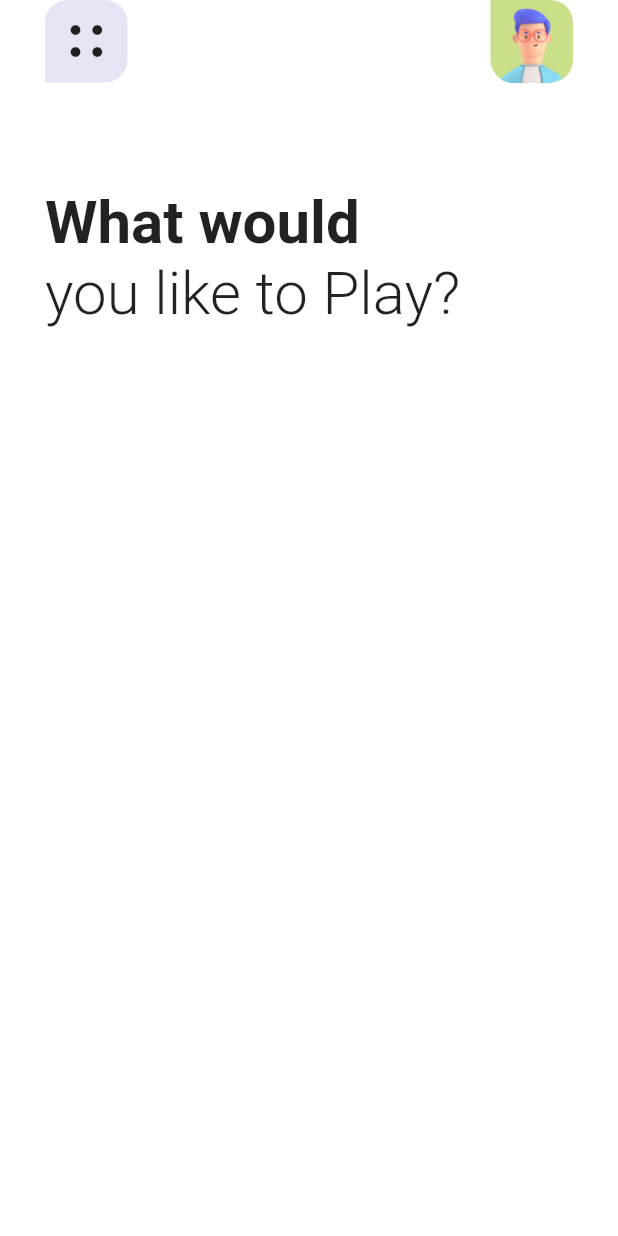
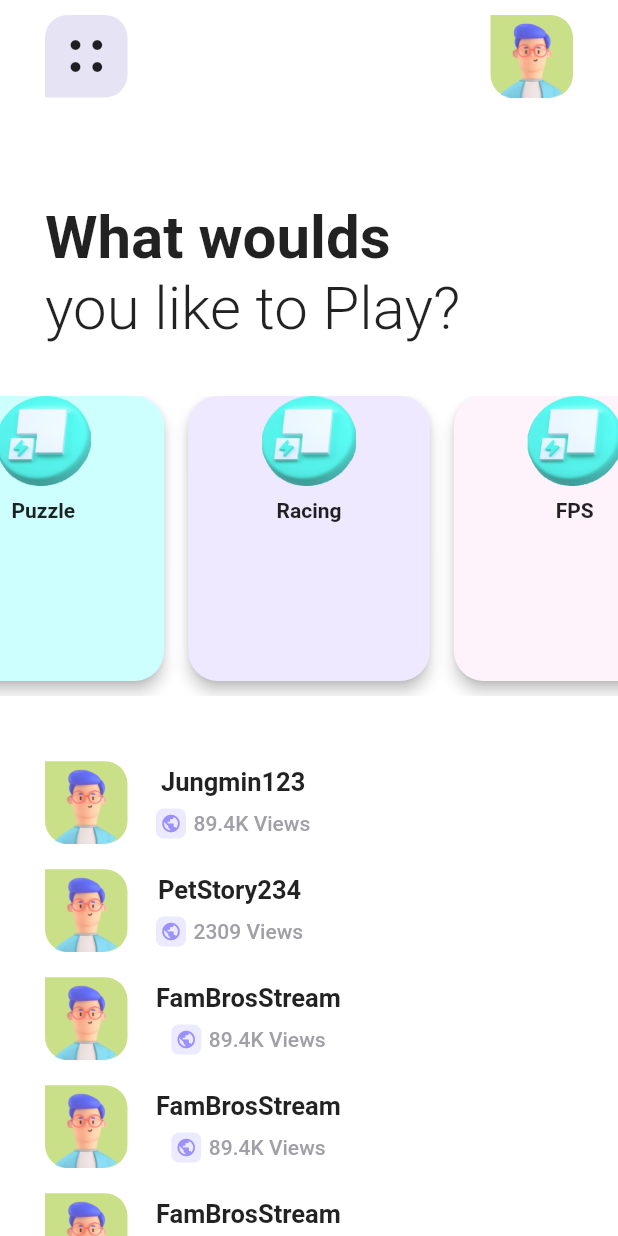
Before and after one commit to hipsterreed/portfolio, a Flutter app: the screen it shows after launch, on a phone screen of 412 x 824 dp. Run offline on Flutter 3.47's test engine with Material 2 defaults, Android fonts, the phone set to English and light mode, and no system bars.

Commit message:
Added scrollable game category cards

```diff
--- a/lib/pages/dribbble_implementations/game_streaming_app/game_streaming_app_page.dart
+++ b/lib/pages/dribbble_implementations/game_streaming_app/game_streaming_app_page.dart
@@ -1,4 +1,5 @@
 import 'package:flutter/material.dart';
+import 'package:flutter/rendering.dart';
 
 class GameStreamingApp extends StatefulWidget {
   GameStreamingApp({Key key}) : super(key: key);
@@ -8,25 +9,57 @@ class GameStreamingApp extends StatefulWidget {
 }
 
 class _GameStreamingAppState extends State<GameStreamingApp> {
+  PageController pageController;
+  double pageOffset = 0;
+
+  @override
+  void initState() {
+    super.initState();
+    pageController = PageController(initialPage: 1, keepPage: true, viewportFraction: 0.43);
+    pageController.addListener(() {
+      setState(() => pageOffset = pageController.page);
+    });
+  }
+
+  @override
+  void dispose() {
+    pageController.dispose();
+    super.dispose();
+  }
+
   @override
   Widget build(BuildContext context) {
+    const double horizontalPadding = 30.0;
     return SafeArea(
       child: Scaffold(
         backgroundColor: Colors.white,
-        body: Padding(
-          padding: const EdgeInsets.symmetric(horizontal: 30.0),
+        body: SingleChildScrollView(
           child: Column(children: [
-            _buildHeaderBar(),
+            SizedBox(height: 10.0),
+            Padding(
+              padding: const EdgeInsets.symmetric(horizontal: horizontalPadding),
+              child: _buildHeaderBarWidget(),
+            ),
             SizedBox(height: 70.0),
-            _buildHeaderText(),
+            Padding(
+              padding: const EdgeInsets.symmetric(horizontal: horizontalPadding),
+              child: _buildHeaderTextWidget(),
+            ),
+            SizedBox(height: 35.0),
+            _buildGameListWidget(),
+            SizedBox(height: 35.0),
+            Padding(
+              padding: const EdgeInsets.symmetric(horizontal: horizontalPadding),
+              child: _buildLiveChannelList(),
+            ),
           ]),
         ),
       ),
     );
   }
 
-  /* START HEADER BAR */
-  Widget _buildHeaderBar() {
+  /* START HEADER BAR WIDGET */
+  Widget _buildHeaderBarWidget() {
     double containerSize = 55.0;
 
     return Row(
@@ -63,27 +96,139 @@ class _GameStreamingAppState extends State<GameStreamingApp> {
     Radius borderRadius = Radius.circular(15.0);
     return InkWell(
       child: Container(
-          width: containerSize,
-          height: containerSize,
-          decoration: BoxDecoration(
-            color: const Color(0xffc9e088),
-            borderRadius:
-                BorderRadius.only(bottomLeft: borderRadius, topRight: borderRadius, bottomRight: borderRadius),
-          ),
-          child: Image(image: AssetImage('assets/images/dribbble_game_streaming_app.png'))),
+        width: containerSize,
+        height: containerSize,
+        decoration: BoxDecoration(
+          color: const Color(0xffc9e088),
+          borderRadius: BorderRadius.only(bottomLeft: borderRadius, topRight: borderRadius, bottomRight: borderRadius),
+        ),
+        child: Image(image: AssetImage('assets/images/dribbble_game_streaming_app.png')),
+      ),
     );
   }
 
-  /* END HEADER BAR */
+  /* END HEADER BAR WIDGET */
 
-  /* START HEADER TEXT */
-  Widget _buildHeaderText() {
+  /* START HEADER TEXT WIDGET */
+  Widget _buildHeaderTextWidget() {
     return Column(
       crossAxisAlignment: CrossAxisAlignment.stretch,
       children: [
-        Text('What would', style: TextStyle(fontSize: 40.0, fontWeight: FontWeight.bold)),
+        Text('What woulds', style: TextStyle(fontSize: 40.0, fontWeight: FontWeight.bold)),
         Text('you like to Play?', style: TextStyle(fontSize: 40.0, fontWeight: FontWeight.w300)),
       ],
     );
   }
+
+  /* END HEADER TEXT WIDGET */
+
+  /* START GAMES LIST WIDGET */
+  Widget _buildGameListWidget() {
+    List<Map<String, dynamic>> games = [
+      {'name': 'Puzzle', 'color': Color(0xffcdfffe), 'imagePath': 'assets/images/power_teal.png'},
+      {'name': 'Racing', 'color': Color(0xffeee9ff), 'imagePath': 'assets/images/power_teal.png'},
+      {'name': 'FPS', 'color': Color(0xfffef2fb), 'imagePath': 'assets/images/power_teal.png'},
+      {'name': 'FPS', 'color': Color(0xfffef2fb), 'imagePath': 'assets/images/power_teal.png'},
+    ];
+    return SizedBox(
+      height: 200.0,
+      child: PageView(
+        controller: pageController,
+        children: games.map((game) => _buildGameCard(game)).toList(),
+      ),
+    );
+  }
+
+  Widget _buildGameCard(Map<String, dynamic> game) {
+    return Card(
+      color: game['color'],
+      margin: EdgeInsets.only(left: 8, right: 8, bottom: 10),
+      elevation: 4,
+      shape: RoundedRectangleBorder(borderRadius: BorderRadius.circular(20)),
+      child: Column(
+        children: <Widget>[
+          Image.asset(game['imagePath'], height: 60.0),
+          SizedBox(height: 8),
+          Expanded(
+              child: Text(
+            game['name'],
+            style: TextStyle(fontWeight: FontWeight.bold),
+          )),
+        ],
+      ),
+    );
+  }
+  /* END GAMES LIST WIDGET */
+
+  /* START LIVE CHANNEL LIST WIDGET */
+  Widget _buildLiveChannelList() {
+    List<Map<String, dynamic>> liveChannels = [
+      {'name': 'Jungmin123', 'viewCount': '89.4K', 'loves': '12k'},
+      {'name': 'PetStory234', 'viewCount': '2309', 'loves': '237'},
+      {'name': 'FamBrosStream', 'viewCount': '89.4K', 'loves': '12k'},
+      {'name': 'FamBrosStream', 'viewCount': '89.4K', 'loves': '12k'},
+      {'name': 'FamBrosStream', 'viewCount': '89.4K', 'loves': '12k'},
+      {'name': 'FamBrosStream', 'viewCount': '89.4K', 'loves': '12k'},
+      {'name': 'FamBrosStream', 'viewCount': '89.4K', 'loves': '12k'},
+      {'name': 'FamBrosStream', 'viewCount': '89.4K', 'loves': '12k'},
+    ];
+
+    return Container(
+      child: Column(
+        children: liveChannels.map((channel) => _buildLiveChannelRow(channel)).toList(),
+      ),
+    );
+  }
+
+  Widget _buildLiveChannelRow(Map<String, dynamic> liveChannel) {
+    return Padding(
+      padding: const EdgeInsets.symmetric(vertical: 8.0),
+      child: Row(
+        children: [
+          _buildTrailingHeaderButton(55.0),
+          Padding(
+            padding: const EdgeInsets.fromLTRB(15, 0, 0, 0),
+            child: Column(children: [
+              Padding(
+                padding: const EdgeInsets.all(4.0),
+                child: Row(
+                  children: [
+                    Text(liveChannel['name'], style: TextStyle(fontWeight: FontWeight.bold, fontSize: 17.0)),
+                  ],
+                ),
+              ),
+              Padding(
+                padding: const EdgeInsets.all(4.0),
+                child: Row(
+                  children: [
+                    Container(
+                      width: 20.0,
+                      height: 20.0,
+                      decoration: BoxDecoration(
+                        color: const Color(0xffebeafe),
+                        borderRadius: BorderRadius.circular(5),
+                      ),
+                      child: Icon(
+                        Icons.public,
+                        size: 14.0,
+                        color: Color(0xff9b91fb),
+                      ),
+                    ),
+                    SizedBox(
+                      width: 5.0,
+                    ),
+                    Text(
+                      '${liveChannel["viewCount"]} Views',
+                      style: TextStyle(color: Color(0xffa19fa8), fontWeight: FontWeight.w500),
+                    ),
+                  ],
+                ),
+              ),
+            ]),
+          )
+        ],
+      ),
+    );
+  }
+  /* END LIVE CHANNEL LIST WIDGET */
 }
--- a/pubspec.yaml
+++ b/pubspec.yaml
@@ -23,6 +23,7 @@ environment:
 dependencies:
   flutter:
     sdk: flutter
+  carousel_slider: ^2.3.1
 
 
   # The following adds the Cupertino Icons font to your application.
```
Also changed, not shown: assets/images/power_teal.png (added), pubspec.lock.
